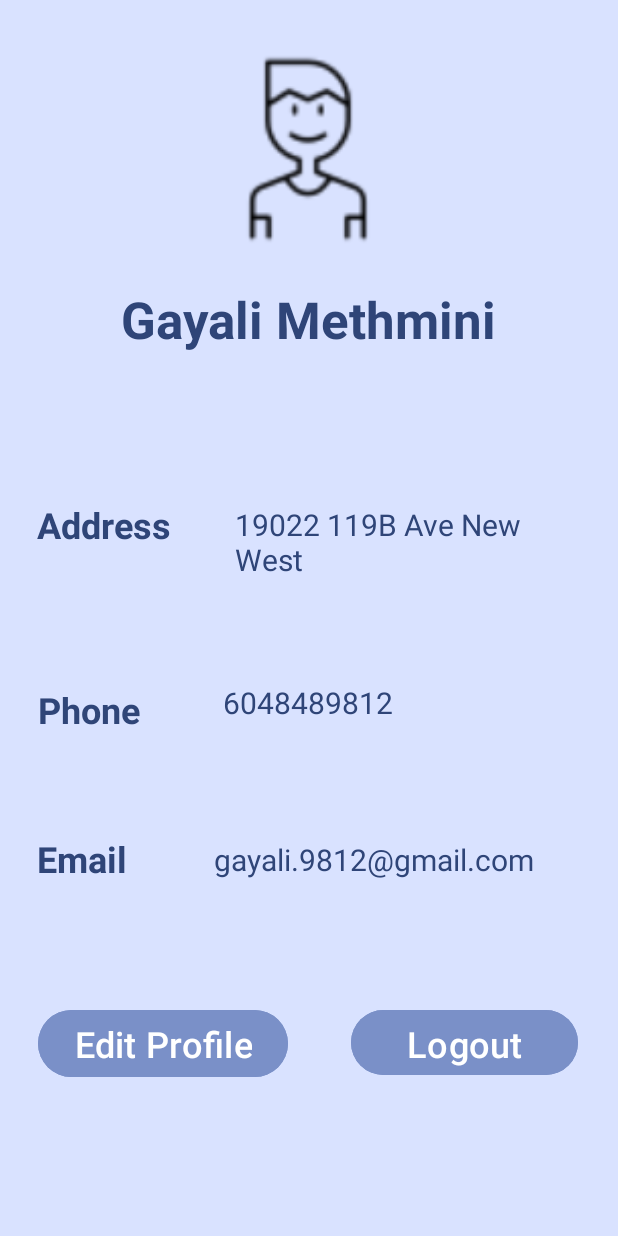
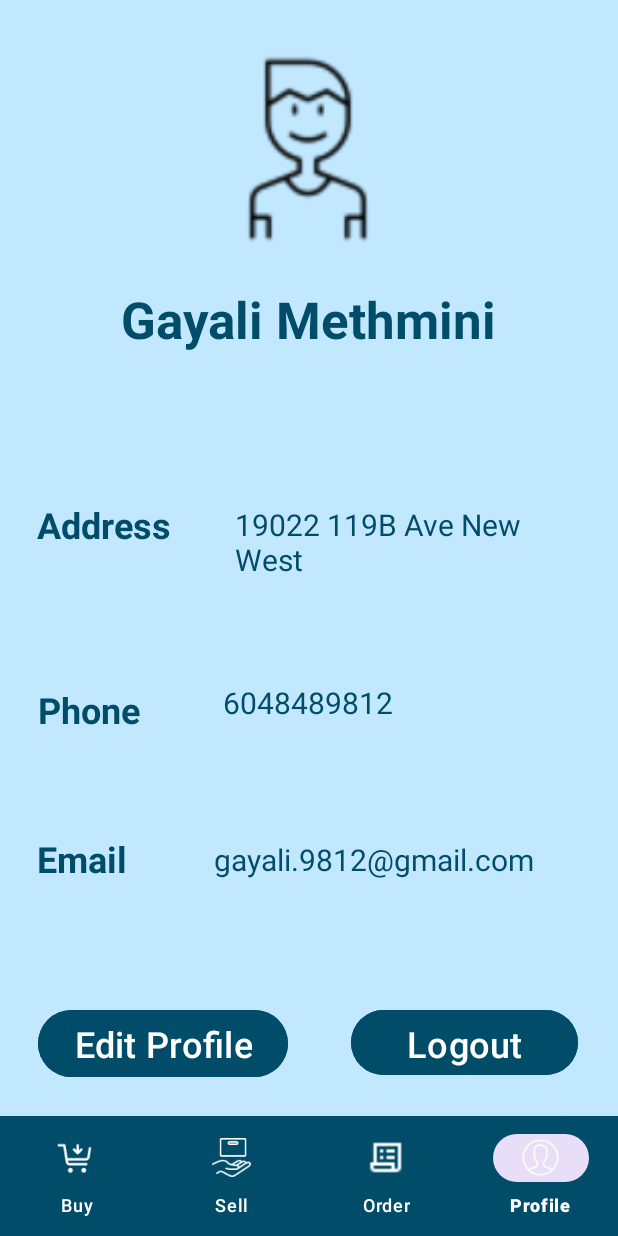
Before and after one commit to noobj/Group5-Bookhub, an Android app: the UserProfileActivity screen opened directly, with no data from a screen before it, on a phone screen of 412 x 824 dp. Run offline under Robolectric (Android 15) with nearby library versions, the phone set to English and light mode, and no system bars.

Commit message:
feat: Add the tab menu and book details page

```diff
--- a/app/build.gradle.kts
+++ b/app/build.gradle.kts
@@ -26,6 +26,9 @@ android {
         sourceCompatibility = JavaVersion.VERSION_1_8
         targetCompatibility = JavaVersion.VERSION_1_8
     }
+    buildFeatures {
+        viewBinding = true
+    }
 }
 
 dependencies {
--- a/app/src/main/java/com/example/group5bookhub/SplashActivity.java
+++ b/app/src/main/java/com/example/group5bookhub/SplashActivity.java
@@ -18,7 +18,7 @@ public class SplashActivity extends AppCompatActivity {
             @Override
             public void run() {
                 finish();
-                startActivity(new Intent(SplashActivity.this, MainMenuActivity.class));
+                startActivity(new Intent(SplashActivity.this, BookDetailsActivity.class));
             }
         };
         Timer opening = new Timer();
--- a/app/src/main/java/com/example/group5bookhub/UserProfileActivity.java
+++ b/app/src/main/java/com/example/group5bookhub/UserProfileActivity.java
@@ -1,12 +1,17 @@
 package com.example.group5bookhub;
 
+import androidx.annotation.NonNull;
 import androidx.appcompat.app.AppCompatActivity;
 
 import android.content.Intent;
 import android.os.Bundle;
+import android.view.MenuItem;
 import android.view.View;
 import android.widget.Button;
 import android.widget.TextView;
+
+import com.google.android.material.bottomnavigation.BottomNavigationView;
+import com.google.android.material.navigation.NavigationBarView;
 
 public class UserProfileActivity extends AppCompatActivity {
 
@@ -33,5 +38,32 @@ public class UserProfileActivity extends AppCompatActivity {
                 startActivity(new Intent(UserProfileActivity.this,LoginActivity.class));
             }
         });
+
+        // Bottom navigation
+        BottomNavigationView bottomNavigationView = findViewById(R.id.bottomNavigationView);
+
+        bottomNavigationView.setSelectedItemId(R.id.profile);
+
+
+//      // Perform item selected listener
+        bottomNavigationView.setOnItemSelectedListener(new NavigationBarView.OnItemSelectedListener() {
+            @Override
+            public boolean onNavigationItemSelected(@NonNull MenuItem menuItem) {
+                int selectedId = menuItem.getItemId();
+
+                if (selectedId == R.id.buy) {
+                    // Handle "Buy" selection
+                    startActivity(new Intent(UserProfileActivity.this, BookDetailsActivity.class));
+                } else if (selectedId == R.id.sell) {
+                    // Handle "Sell" selection
+                } else if (selectedId == R.id.order) {
+                    // Handle "Order" selection
+                } else if (selectedId == R.id.profile) {
+                    // Handle profile selection
+                    startActivity(new Intent(UserProfileActivity.this, UserProfileActivity.class));
+                }
+                return true;
+            }
+        });
     }
 }
--- a/app/src/main/res/layout/activity_main_menu.xml
+++ b/app/src/main/res/layout/activity_main_menu.xml
@@ -31,6 +31,7 @@
         android:layout_marginBottom="12dp"
         android:backgroundTint="@color/text"
         android:text="@string/btnMainBuyBook"
+        android:textColor="@color/white"
         android:textSize="24sp"
         android:textStyle="bold"
         app:cornerRadius="1dip"
@@ -48,6 +49,7 @@
         android:layout_marginTop="448dp"
         android:backgroundTint="@color/text"
         android:text="@string/btnMainProfile"
+        android:textColor="@color/white"
         android:textSize="24sp"
         android:textStyle="bold"
         app:cornerRadius="1dip"
@@ -56,7 +58,7 @@
         app:layout_constraintHorizontal_bias="0.496"
         app:layout_constraintStart_toStartOf="parent"
         app:layout_constraintTop_toTopOf="parent"
-        app:layout_constraintVertical_bias="0.774" />
+        app:layout_constraintVertical_bias="0.542" />
 
     <Button
         android:id="@+id/btnMainMenuOrder"
@@ -66,6 +68,7 @@
         android:layout_marginBottom="13dp"
         android:backgroundTint="@color/text"
         android:text="@string/btnMainOrder"
+        android:textColor="@color/white"
         android:textSize="24sp"
         android:textStyle="bold"
         app:cornerRadius="1dip"
@@ -84,6 +87,7 @@
         android:layout_marginBottom="12dp"
         android:backgroundTint="@color/text"
         android:text="@string/btnMainSellBook"
+        android:textColor="@color/white"
         android:textSize="24sp"
         android:textStyle="bold"
         app:cornerRadius="1dip"
--- a/app/src/main/res/layout/activity_user_profile.xml
+++ b/app/src/main/res/layout/activity_user_profile.xml
@@ -4,7 +4,7 @@
     xmlns:tools="http://schemas.android.com/tools"
     android:layout_width="match_parent"
     android:layout_height="match_parent"
-    android:background="@color/material_dynamic_primary90"
+    android:background="@color/background"
     tools:context=".UserProfileActivity">
 
     <ImageView
@@ -24,7 +24,7 @@
         android:id="@+id/tvUserName"
         android:layout_width="wrap_content"
         android:layout_height="wrap_content"
-        android:textColor="@color/material_dynamic_primary30"
+        android:textColor="@color/text"
         android:textSize="34sp"
         android:textStyle="bold"
         app:layout_constraintBottom_toBottomOf="parent"
@@ -38,7 +38,7 @@
         android:layout_width="wrap_content"
         android:layout_height="wrap_content"
         android:text="@string/tvUserAddress"
-        android:textColor="@color/material_dynamic_primary30"
+        android:textColor="@color/text"
         android:textSize="24sp"
         android:textStyle="bold"
         app:layout_constraintBottom_toBottomOf="parent"
@@ -53,7 +53,7 @@
         android:layout_width="wrap_content"
         android:layout_height="wrap_content"
         android:text="@string/tvUserPhone"
-        android:textColor="@color/material_dynamic_primary30"
+        android:textColor="@color/text"
         android:textSize="24sp"
         android:textStyle="bold"
         app:layout_constraintBottom_toBottomOf="parent"
@@ -68,7 +68,7 @@
         android:layout_width="wrap_content"
         android:layout_height="wrap_content"
         android:text="@string/tvUserEmail"
-        android:textColor="@color/material_dynamic_primary30"
+        android:textColor="@color/text"
         android:textSize="24sp"
         android:textStyle="bold"
         app:layout_constraintBottom_toBottomOf="parent"
@@ -82,8 +82,9 @@
         android:id="@+id/btnEditProfile"
         android:layout_width="wrap_content"
         android:layout_height="wrap_content"
-        android:backgroundTint="@color/material_dynamic_primary60"
+        android:backgroundTint="@color/text"
         android:text="@string/btnEditProfile"
+        android:textColor="@color/white"
         android:textSize="24sp"
         app:layout_constraintBottom_toBottomOf="parent"
         app:layout_constraintEnd_toEndOf="parent"
@@ -96,8 +97,9 @@
         android:id="@+id/btnLogout"
         android:layout_width="151dp"
         android:layout_height="51dp"
-        android:backgroundTint="@color/material_dynamic_primary60"
+        android:backgroundTint="@color/text"
         android:text="@string/btnLogout"
+        android:textColor="@color/white"
         android:textSize="24sp"
         app:layout_constraintBottom_toBottomOf="parent"
         app:layout_constraintEnd_toEndOf="parent"
@@ -110,7 +112,7 @@
         android:id="@+id/tvUaddress"
         android:layout_width="239dp"
         android:layout_height="69dp"
-        android:textColor="@color/material_dynamic_primary30"
+        android:textColor="@color/text"
         android:textSize="20sp"
         app:layout_constraintBottom_toBottomOf="parent"
         app:layout_constraintEnd_toEndOf="parent"
@@ -123,7 +125,7 @@
         android:id="@+id/tvUphone"
         android:layout_width="wrap_content"
         android:layout_height="wrap_content"
-        android:textColor="@color/material_dynamic_primary30"
+        android:textColor="@color/text"
         android:textSize="20sp"
         app:layout_constraintBottom_toBottomOf="parent"
         app:layout_constraintEnd_toEndOf="parent"
@@ -137,7 +139,7 @@
         android:layout_width="268dp"
         android:layout_height="34dp"
         android:gravity="center"
-        android:textColor="@color/material_dynamic_primary30"
+        android:textColor="@color/text"
         android:textSize="20sp"
         app:layout_constraintBottom_toBottomOf="parent"
         app:layout_constraintEnd_toEndOf="parent"
@@ -146,4 +148,24 @@
         app:layout_constraintTop_toTopOf="parent"
         app:layout_constraintVertical_bias="0.704" />
 
+    <com.google.android.material.bottomnavigation.BottomNavigationView
+        android:id="@+id/bottomNavigationView"
+        android:layout_width="wrap_content"
+        android:layout_height="wrap_content"
+        android:background="@color/text"
+        app:itemBackground="@color/text"
+        app:itemIconSize="26dp"
+        app:itemIconTint="@color/white"
+        app:itemTextColor="@color/white"
+        app:labelVisibilityMode="labeled"
+        app:layout_constraintBottom_toBottomOf="parent"
+        app:layout_constraintEnd_toEndOf="parent"
+        app:layout_constraintHorizontal_bias="0.0"
+        app:layout_constraintStart_toStartOf="parent"
+        app:layout_constraintTop_toTopOf="parent"
+        app:layout_constraintVertical_bias="1.0"
+        app:menu="@menu/bottom_nav_menu">
+
+    </com.google.android.material.bottomnavigation.BottomNavigationView>
+
 </androidx.constraintlayout.widget.ConstraintLayout>
--- /dev/null
+++ b/app/src/main/res/menu/bottom_nav_menu.xml
@@ -0,0 +1,21 @@
+<?xml version="1.0" encoding="utf-8"?>
+<menu xmlns:tools="http://schemas.android.com/tools"
+    xmlns:android="http://schemas.android.com/apk/res/android">
+    <item
+        android:id="@+id/buy"
+        android:icon="@drawable/buy"
+        android:title="@string/tabBuy" />
+    <item
+        android:id="@+id/sell"
+        android:icon="@drawable/sell"
+        android:title="@string/tabSell" />
+    <item
+        android:id="@+id/order"
+        android:icon="@drawable/order"
+        android:title="@string/tabOrder" />
+    <item
+        android:id="@+id/profile"
+        android:icon="@drawable/profile"
+        android:title="@string/tabProfile" />
+
+</menu>
```
Also changed, not shown: app/src/main/AndroidManifest.xml (+7 -0 lines), app/src/main/java/com/example/group5bookhub/BookDetailsActivity.java (added, +46 -0 lines), app/src/main/res/drawable/ic_dashboard_black_24dp.xml (added, +9 -0 lines), app/src/main/res/drawable/ic_home_black_24dp.xml (added, +9 -0 lines), app/src/main/res/drawable/ic_notifications_black_24dp.xml (added, +9 -0 lines), app/src/main/res/layout/activity_book_details.xml (added, +207 -0 lines), app/src/main/res/values/strings.xml (+20 -0 lines), app/src/main/res/values/styles.xml (added, +8 -0 lines), app/src/main/res/drawable/buy.png (added), app/src/main/res/drawable/order.png (added), app/src/main/res/drawable/profile.png (added), app/src/main/res/drawable/sell.png (added).
